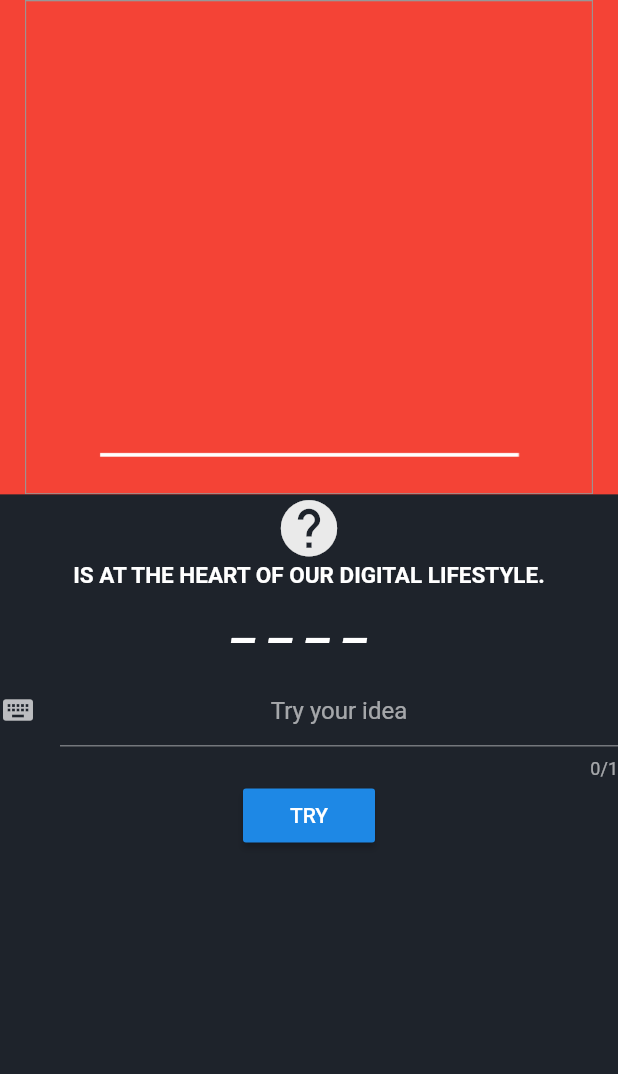
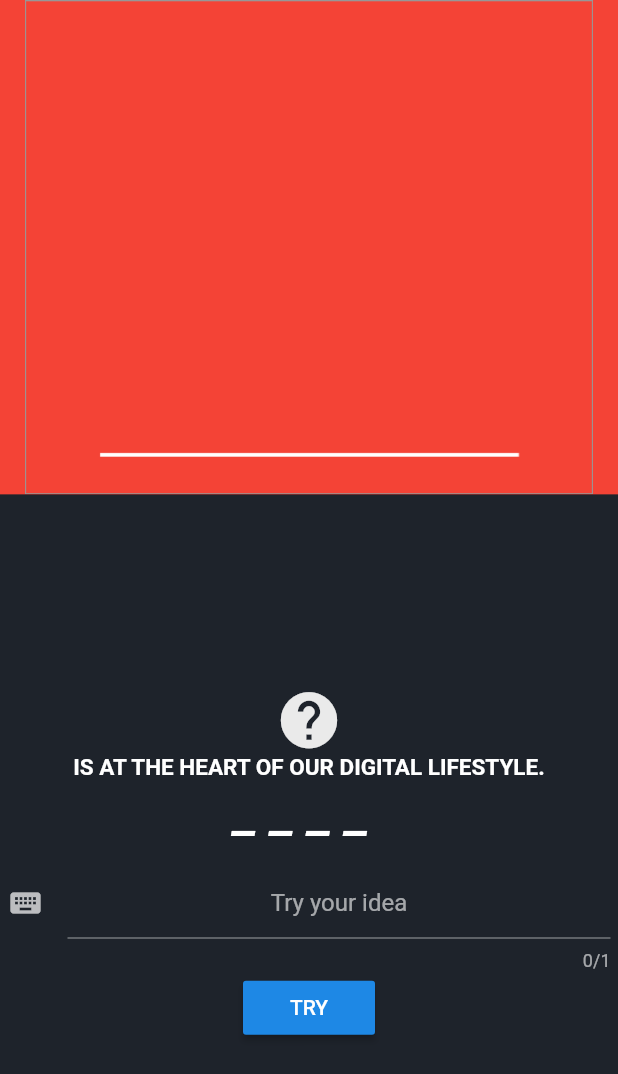
Before and after one commit to VB10/manhang, a Flutter app: the GamePage screen opened directly, after a tap on "TRY", on a phone screen of 412 x 824 dp. Shown: the top 1074 px of the screen. Run offline on Flutter 3.47's test engine with Material 2 defaults, Android fonts, the phone set to English and light mode, and no system bars; Roboto replaces fonts that are missing (Hind, Montserrat).

Commit message:
project complete

```diff
--- a/lib/screens/game.dart
+++ b/lib/screens/game.dart
@@ -1,5 +1,4 @@
 import 'dart:math';
-
 import 'package:flutter/material.dart';
 import 'package:manhang/model/Question.dart';
 import '../model/BaseEnum.dart';
@@ -18,8 +17,8 @@ class _GamePageState extends State<GamePage> {
   final String word = "";
 
   /// The questionWord & questionDescription in this screen text.
-  String questionWord = "";
-  String questionDescription = "";
+  String questionWord = "default";
+  String questionDescription = "default";
 
   /// The {wrongAnswer} have user mistakes count
   int wrongAnswer = 1;
@@ -49,13 +48,15 @@ class _GamePageState extends State<GamePage> {
     final LANGUAGE randomLanguage = LANGUAGE.values[_randomNumber];
 
     setState(() {
+      //Enum.tostring return "Enum.dart" splint and get last word
       questionWord = pigUnderline(randomLanguage.toString().split(".").last);
       questionDescription = _question.languageWords[randomLanguage];
       _listWord = questionWord.trim().split(" ");
     });
   }
 
-  void onPressOfButton() {
+  void onPress() {
+    //The textedititng control components data
     setState(() {
       _isValid = _textEC.text.isEmpty ? true : false;
     });
@@ -63,24 +64,31 @@ class _GamePageState extends State<GamePage> {
       return;
     }
 
+//The user write word and control questionString ?
     int searchIndex = word.indexOf(_textEC.text);
 
     if (searchIndex >= 0) {
-      //end game.
       if (!questionWord.contains("_")) {
+        //if questionWord doesn't have underline , will game finish.
         endGame(true);
       } else {
+        //if questionword have userword will tour return
         if (questionWord.contains(_textEC.text)) {
           return;
         } else {
+          //if userword new will going convert list.
           convertList();
         }
       }
     } else {
+      //if search index -1 questionword does't have userword
       _textEC.text = "";
       setState(() {
+        //user make mistake wronganswer count increasing
         wrongAnswer++;
       });
+
+      //if wrong answer equal [totalright],Don't have right and endgame
       if (wrongAnswer == totalRights) {
         endGame(false);
       }
@@ -88,6 +96,7 @@ class _GamePageState extends State<GamePage> {
     }
   }
 
+//The user will see final alert dialog.
   void endGame(bool result) {
     showDialog(
         context: this.context,
@@ -101,18 +110,24 @@ class _GamePageState extends State<GamePage> {
   }
 
   void convertList() {
+    //Control all word character and search have questionword character
+    //equals userword
     for (var i = 0; i < _listWord.length; i++) {
       if (word[i] == _textEC.text) {
         _listWord[i] = _textEC.text;
       }
     }
+    //Create new list and have refresh data
     var _newList = _listWord.map((data) => "$data ");
+    //Last underline question word update.
     String _questionWord = _newList.join("");
 
     setState(() {
       questionWord = _questionWord;
     });
     _textEC.text = "";
+    //if wrong answer equal [totalright],Don't have right and endgame
+
     if (!questionWord.contains("_")) {
       endGame(true);
     }
@@ -137,7 +152,10 @@ class _GamePageState extends State<GamePage> {
               flex: 3,
               child: Container(
                   color: Colors.black12,
+                  alignment: Alignment.center,
+                  padding: EdgeInsets.all(5),
                   child: Column(
+                    mainAxisAlignment: MainAxisAlignment.center,
                     children: <Widget>[
                       Icon(
                         Icons.help,
@@ -169,7 +187,7 @@ class _GamePageState extends State<GamePage> {
                       ),
                       RaisedButton(
                         child: Text("TRY"),
-                        onPressed: onPressOfButton,
+                        onPressed: onPress,
                       ),
                     ],
                   )),
```
Also changed, not shown: lib/screens/login.dart (+1 -9 lines).
